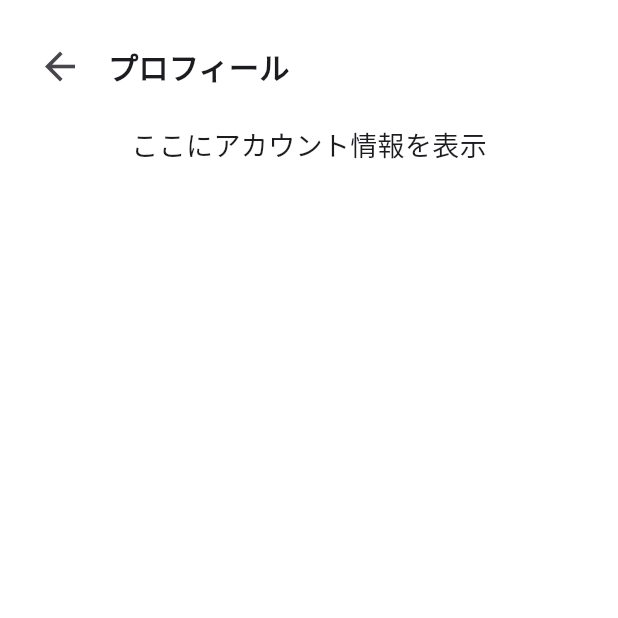
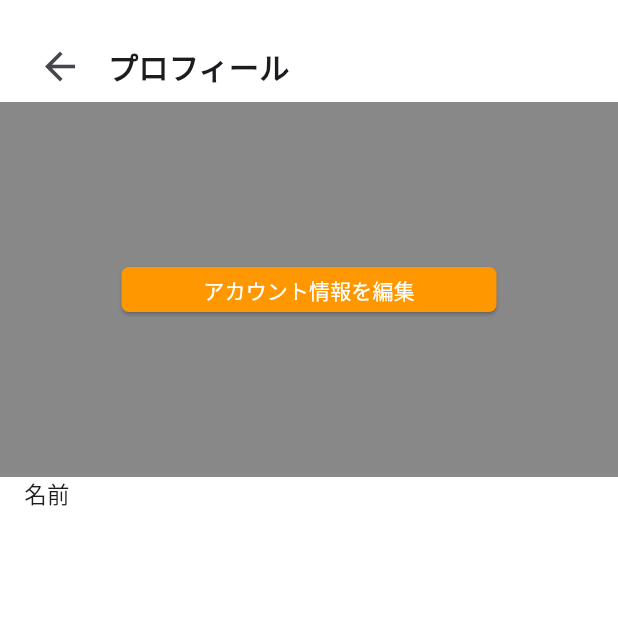
Before and after one commit to Ktento/breman-front, a Flutter app: the AccountProfile screen opened directly, on a phone screen of 412 x 824 dp, the top half of it. Run offline on Flutter 3.47's test engine with Material 3 defaults, Android fonts, the phone set to English and light mode, and no system bars.

Commit message:
原状回復

```diff
--- a/lib/account_profile.dart
+++ b/lib/account_profile.dart
@@ -1,4 +1,5 @@
 import 'package:flutter/material.dart';
+//import 'profile_edit.dart';
 
 class AccountProfile extends StatelessWidget {
   @override
@@ -32,9 +33,52 @@ class AccountProfile extends StatelessWidget {
             // その他のコンテンツをここに追加
             Container(
               padding: const EdgeInsets.all(16.0),
-              child: Text(
-                'ここにアカウント情報を表示',
-                style: TextStyle(fontSize: 18),
+              color: const Color.fromARGB(119, 0, 0, 0),
+              width: MediaQuery.of(context).size.width, // 画面の幅に合わせる
+              height: 250, // 高さ
+              alignment: Alignment.center, // ボタンを中央に配置
+              child: SizedBox(
+                width: 250, // ボタンの幅
+                height: 30, // ボタンの高さ
+                child: ElevatedButton(
+                  child: const Text('アカウント情報を編集'),
+                  style: ElevatedButton.styleFrom(
+                    backgroundColor: Colors.orange, // 背景色
+                    foregroundColor: Colors.white, // 文字色
+                    shape: RoundedRectangleBorder(
+                      borderRadius: BorderRadius.circular(5), // 角の丸みを調整
+                    ),
+                  ),
+                  onPressed: () {
+                    //print('アカウントボタンが押されました');
+                           // Navigator.push(
+                               // context,
+                               //R MaterialPageRoute(
+                                    // （2） 実際に表示するページ(ウィジェット)を指定する
+                                    //Rbuilder: (context) => ProfileEdit()));
+                  },
+                ),
+              ),
+            ),
+
+            Container(
+              child: Row(
+                children: [
+                  Expanded(
+                    child: Align(
+                      alignment: Alignment.centerLeft,
+                      child: Padding(
+                        padding: const EdgeInsets.only(left: 16.0),
+                        child: Text(
+                          '名前',
+                          style: TextStyle(
+                            fontSize: 15,
+                          ),
+                        ),
+                      ),
+                    ),
+                  ),
+                ],
               ),
             ),
           ],
```
